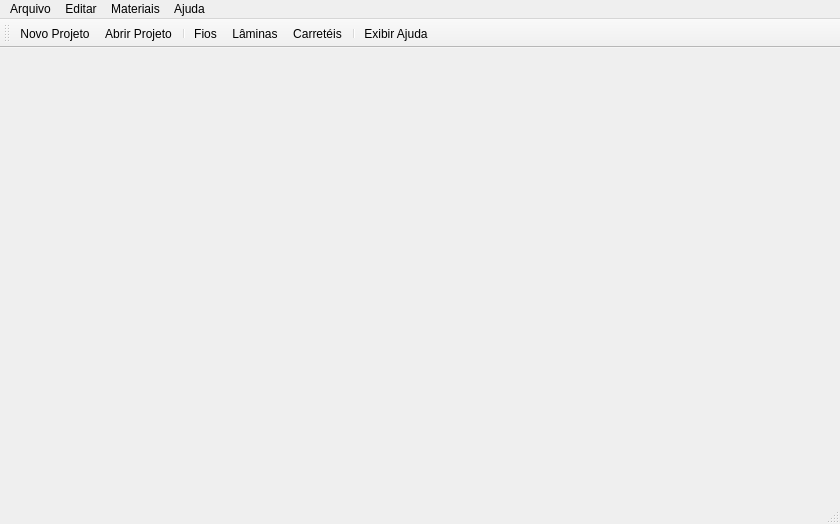
Qt form windows/mainwindow.ui (KyryIx/Helena) before a commit.
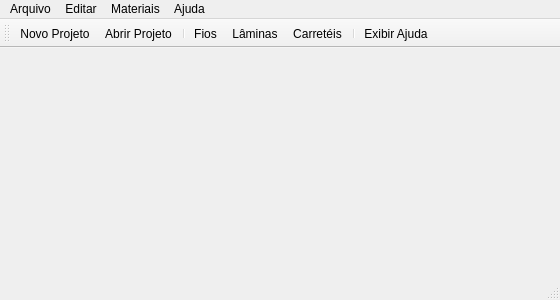
The same form after that commit. Icons and pictures are not drawn.

What changed in the file:
```diff
--- a/windows/mainwindow.ui
+++ b/windows/mainwindow.ui
@@ -6,10 +6,22 @@
    <rect>
     <x>0</x>
     <y>0</y>
-    <width>840</width>
-    <height>524</height>
+    <width>560</width>
+    <height>300</height>
    </rect>
   </property>
+  <property name="minimumSize">
+   <size>
+    <width>560</width>
+    <height>300</height>
+   </size>
+  </property>
+  <property name="maximumSize">
+   <size>
+    <width>560</width>
+    <height>300</height>
+   </size>
+  </property>
   <property name="windowTitle">
    <string>Helena - Software de desenvolvimento de transformadores</string>
   </property>
@@ -23,7 +35,7 @@
     <rect>
      <x>0</x>
      <y>0</y>
-     <width>840</width>
+     <width>560</width>
      <height>21</height>
     </rect>
    </property>
```
